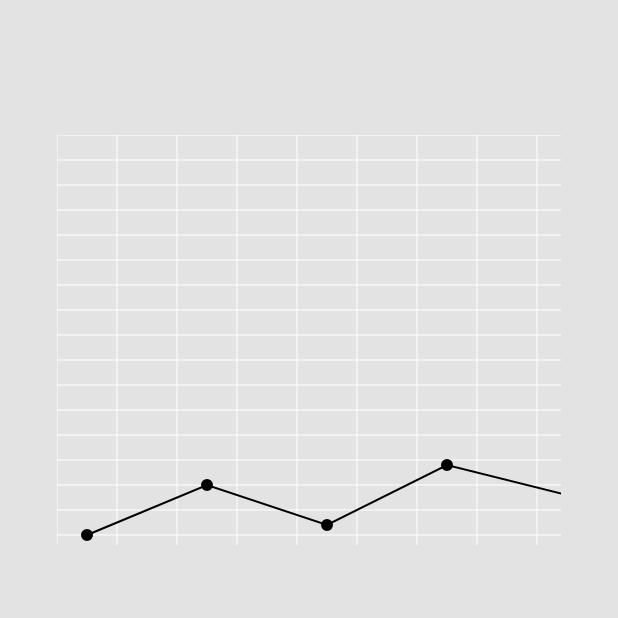
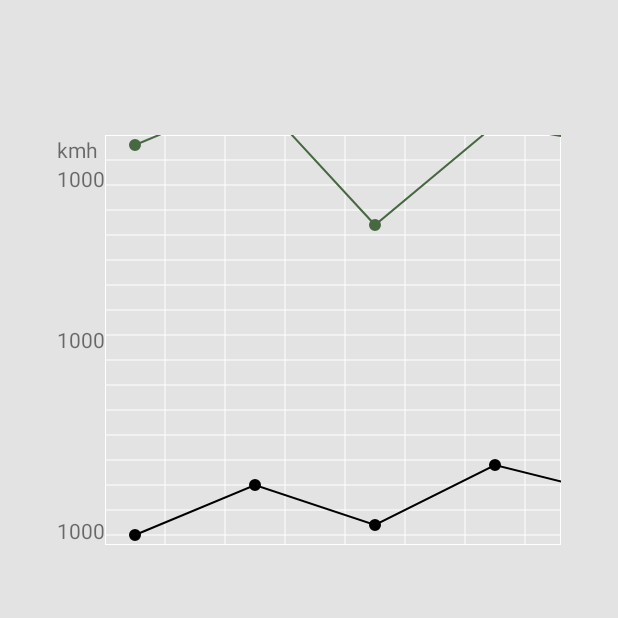
Before and after one commit to ludexiang727/android_demo, an Android app: the StatisticsActivity screen opened directly, with no data from a screen before it, on a phone screen of 412 x 824 dp, the top half of it. Run offline under Robolectric (Android 15) with nearby library versions, the phone set to English and light mode, and no system bars.

Commit message:
path draw line

```diff
--- a/app/src/main/java/demo/com/testdemo/widget/StatisticsGridView.java
+++ b/app/src/main/java/demo/com/testdemo/widget/StatisticsGridView.java
@@ -4,6 +4,7 @@ import android.content.Context;
 import android.graphics.Canvas;
 import android.graphics.Color;
 import android.graphics.Paint;
+import android.graphics.RectF;
 import android.util.AttributeSet;
 import android.util.TypedValue;
 import android.view.Gravity;
@@ -100,6 +101,7 @@ public class StatisticsGridView extends BaseScrollerView {
             column += HISTOGRAM_WIDTH / 2;
             position = drawBrokeLine(position, col);
         }
+
     }
 
     private int drawHistogramView(int position, int r) {
@@ -146,9 +148,9 @@ public class StatisticsGridView extends BaseScrollerView {
             HistogramModel model = mHistogramList.get(position);
             mBlackBrokenLine.setBrokeLinePoint(r, gridViewHeight - model.getBlackPoint());
 
-//            mGreenBrokenLine.setBrokeLinePoint(r, gridViewHeight - model.getGreenPoint());
+            mGreenBrokenLine.setBrokeLinePoint(r, gridViewHeight - model.getGreenPoint());
 //
-//            mRedBrokenLine.setBrokeLinePoint(r, gridViewHeight - model.getRedPoint());
+            mRedBrokenLine.setBrokeLinePoint(r, gridViewHeight - model.getRedPoint());
 
             position++;
         }
--- /dev/null
+++ b/app/src/main/res/drawable/statistics_horizontal_bg.xml
@@ -0,0 +1,16 @@
+<layer-list xmlns:android="http://schemas.android.com/apk/res/android">
+    <!-- bottom 边距为 17dp 因为在 statistics_layout.xml 中
+         滚动条的高度为 290dp 两边LinearLayout高度为273dp 所以 290-273=17dp
+    -->
+    <item android:bottom="17dp">
+        <shape xmlns:android="http://schemas.android.com/apk/res/android"
+            android:shape="rectangle">
+            <stroke
+                android:width="1px"
+                android:color="#fff" />
+            <solid android:color="#e3e3e3" />
+
+
+        </shape>
+    </item>
+</layer-list>
--- a/app/src/main/res/layout/statistics_layout.xml
+++ b/app/src/main/res/layout/statistics_layout.xml
@@ -3,22 +3,78 @@
     android:layout_height="match_parent"
     android:background="#e3e3e3">
 
+    <LinearLayout
+        android:id="@+id/statistics_left_layout"
+        android:layout_width="wrap_content"
+        android:layout_height="273dp"
+        android:layout_alignParentLeft="true"
+        android:layout_marginLeft="38dp"
+        android:layout_marginTop="90dp"
+        android:orientation="vertical">
+
+        <LinearLayout
+            android:layout_width="wrap_content"
+            android:layout_height="0dp"
+            android:layout_weight="1"
+            android:orientation="vertical">
+
+            <TextView
+                android:layout_width="wrap_content"
+                android:layout_height="wrap_content"
+                android:text="kmh" />
+
+            <TextView
+                android:layout_width="wrap_content"
+                android:layout_height="wrap_content"
+                android:layout_weight="1"
+                android:text="1000" />
+        </LinearLayout>
+
+        <TextView
+            android:layout_width="wrap_content"
+            android:layout_height="0dp"
+            android:layout_weight="1"
+            android:gravity="center"
+            android:text="1000" />
+
+        <TextView
+            android:layout_width="wrap_content"
+            android:layout_height="0dp"
+            android:layout_weight="1"
+            android:gravity="bottom"
+            android:text="1000" />
+
+    </LinearLayout>
+
+    <LinearLayout
+        android:id="@+id/statistics_right_layout"
+        android:layout_width="wrap_content"
+        android:layout_height="273dp"
+        android:layout_alignParentRight="true"
+        android:layout_marginRight="38dp"
+        android:layout_marginTop="90dp"
+        android:background="#f00"
+        android:orientation="vertical">
+
+    </LinearLayout>
 
     <HorizontalScrollView
         android:layout_width="match_parent"
         android:layout_height="290dp"
-        android:layout_marginLeft="38dp"
-        android:layout_marginRight="38dp"
         android:layout_marginTop="90dp"
-        android:background="#e3e3e3"
+        android:layout_toLeftOf="@id/statistics_right_layout"
+        android:layout_toRightOf="@id/statistics_left_layout"
+        android:background="@drawable/statistics_horizontal_bg"
         android:fillViewport="true"
+        android:overScrollMode="never"
         android:scrollbars="none">
 
         <demo.com.testdemo.widget.StatisticsView
             android:id="@+id/statistics_view"
             android:layout_width="match_parent"
-            android:layout_height="match_parent"/>
+            android:layout_height="match_parent" />
 
     </HorizontalScrollView>
 
+
 </RelativeLayout>
```
